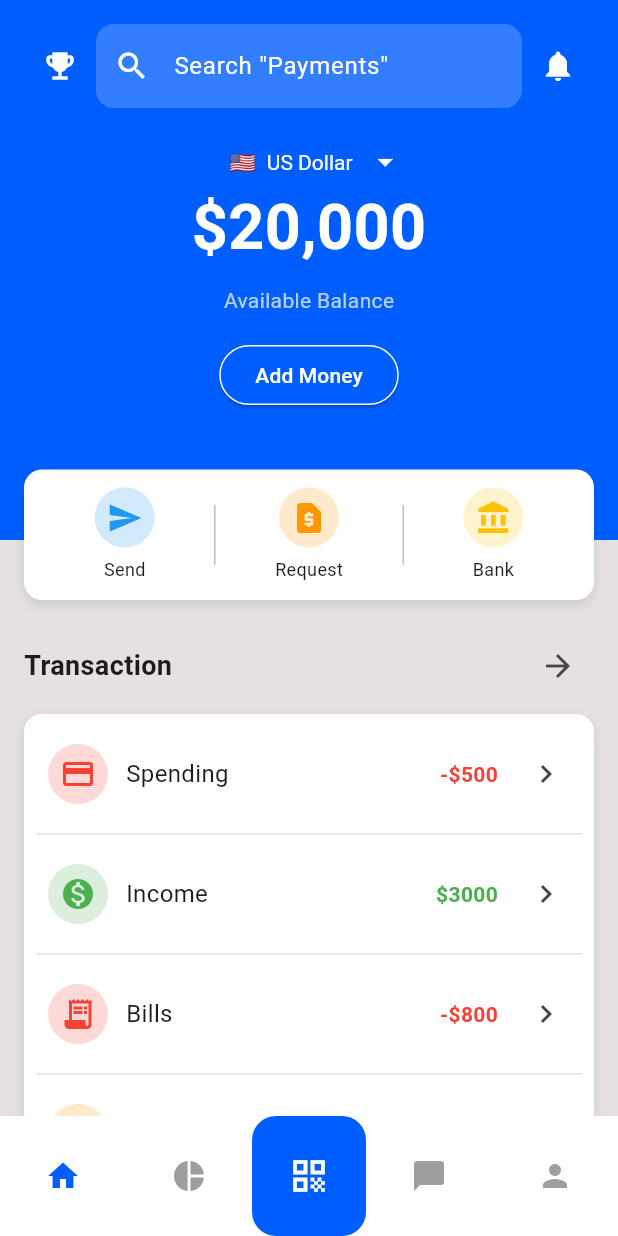
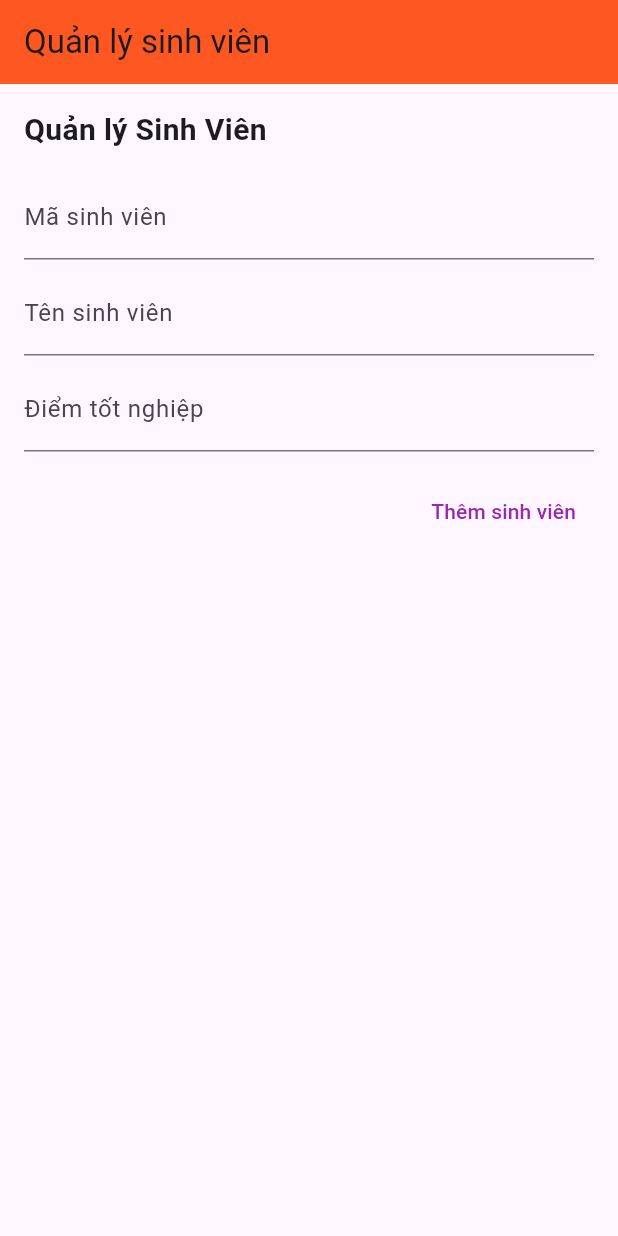
Before and after one commit to Chikamiri/DevMobileApp, a Flutter app: the screen it shows after launch, on a phone screen of 412 x 824 dp. Run offline on Flutter 3.47's test engine with Material 3 defaults, Android fonts, the phone set to English and light mode, and no system bars.

```diff
--- /dev/null
+++ b/lib/internal/internal_sinhvien.dart
@@ -0,0 +1,39 @@
+import 'package:flutter/material.dart';
+
+class Sinhvien {
+  final String maSinhvien;
+  final String tenSinhvien;
+  final double diemTotnghiep;
+
+  Sinhvien({
+    required this.maSinhvien,
+    required this.tenSinhvien,
+    required this.diemTotnghiep,
+  });
+}
+
+class InternalSinhvien {
+  void checkEmpty(
+    String ma,
+    String ten,
+    String diemText,
+    BuildContext context,
+  ) {
+    if (ma.isEmpty || ten.isEmpty || diemText.isEmpty) {
+      ScaffoldMessenger.of(
+        context,
+      ).showSnackBar(const SnackBar(content: Text('Không được để trống!')));
+      return;
+    }
+  }
+
+  void checkDiem(String diemText, BuildContext context) {
+    final diem = double.tryParse(diemText);
+    if (diem == null || diem < 0 || diem > 10) {
+      ScaffoldMessenger.of(context).showSnackBar(
+        const SnackBar(content: Text('Điểm phải là số từ 0 đến 10!')),
+      );
+      return;
+    }
+  }
+}
--- /dev/null
+++ b/lib/internal/internal_student_management.dart
@@ -0,0 +1,145 @@
+import 'package:flutter/material.dart';
+import 'internal_sinhvien.dart';
+
+class _InternalStudentManagermentState
+    extends State<InternalStudentManagerment> {
+  final TextEditingController _maController = TextEditingController();
+  final TextEditingController _tenController = TextEditingController();
+  final TextEditingController _diemController = TextEditingController();
+
+  final List<Sinhvien> _sinhvienList = [];
+
+  Widget _buildInputFields() {
+    return Column(
+      children: [
+        TextField(
+          controller: _maController,
+          decoration: const InputDecoration(
+            border: UnderlineInputBorder(),
+            labelText: 'Mã sinh viên',
+          ),
+        ),
+        const SizedBox(height: 8),
+        TextField(
+          controller: _tenController,
+          decoration: const InputDecoration(
+            border: UnderlineInputBorder(),
+            labelText: 'Tên sinh viên',
+          ),
+        ),
+        const SizedBox(height: 8),
+        TextField(
+          controller: _diemController,
+          keyboardType: TextInputType.number,
+          decoration: const InputDecoration(
+            border: UnderlineInputBorder(),
+            labelText: 'Điểm tốt nghiệp',
+          ),
+        ),
+      ],
+    );
+  }
+
+  void _addSinhvien() {
+    final ma = _maController.text.trim();
+    final ten = _tenController.text.trim();
+    final diemText = _diemController.text.trim();
+
+    InternalSinhvien().checkEmpty(ma, ten, diemText, context);
+    InternalSinhvien().checkDiem(diemText, context);
+
+    final diem = double.tryParse(diemText);
+    setState(() {
+      _sinhvienList.add(
+        Sinhvien(maSinhvien: ma, tenSinhvien: ten, diemTotnghiep: diem!),
+      );
+      _maController.clear();
+      _tenController.clear();
+      _diemController.clear();
+    });
+  }
+
+  @override
+  Widget build(BuildContext context) {
+    return Column(
+      crossAxisAlignment: CrossAxisAlignment.start,
+      children: [
+        const Padding(
+          padding: EdgeInsets.fromLTRB(16, 16, 16, 8),
+          child: Text(
+            'Quản lý Sinh Viên',
+            style: TextStyle(fontSize: 20, fontWeight: FontWeight.bold),
+          ),
+        ),
+
+        Padding(
+          padding: const EdgeInsets.symmetric(horizontal: 16, vertical: 8),
+          child: _buildInputFields(),
+        ),
+
+        Padding(
+          padding: const EdgeInsets.symmetric(horizontal: 16, vertical: 8),
+          child: Row(
+            mainAxisAlignment: MainAxisAlignment.end,
+            children: [
+              TextButton(
+                onPressed: _addSinhvien,
+                child: const Text(
+                  'Thêm sinh viên',
+                  style: TextStyle(color: Colors.purple),
+                ),
+              ),
+            ],
+          ),
+        ),
+
+        Expanded(
+          child: ListView.builder(
+            itemCount: _sinhvienList.length,
+            itemBuilder: (context, index) {
+              final sv = _sinhvienList[index];
+              return Card(
+                margin: const EdgeInsets.symmetric(horizontal: 12, vertical: 6),
+                shape: RoundedRectangleBorder(
+                  borderRadius: BorderRadius.circular(10),
+                ),
+                child: ListTile(
+                  leading: Container(
+                    width: 50,
+                    height: 50,
+                    alignment: Alignment.center,
+                    decoration: BoxDecoration(
+                      border: Border.all(color: Colors.purple, width: 2),
+                      borderRadius: BorderRadius.circular(8),
+                    ),
+                    child: Text(
+                      sv.diemTotnghiep.toString(),
+                      style: const TextStyle(
+                        fontSize: 18,
+                        fontWeight: FontWeight.bold,
+                        color: Colors.purple,
+                      ),
+                    ),
+                  ),
+                  title: Text(
+                    '${sv.maSinhvien} - ${sv.tenSinhvien}',
+                    style: const TextStyle(fontWeight: FontWeight.bold),
+                  ),
+                  subtitle: const Text("2000-01-01 00:00:00.000 (Placeholder)"),
+                ),
+              );
+            },
+          ),
+        ),
+      ],
+    );
+  }
+}
+
+class InternalStudentManagerment extends StatefulWidget {
+  const InternalStudentManagerment({super.key});
+
+  @override
+  State<InternalStudentManagerment> createState() =>
+      _InternalStudentManagermentState();
+}
--- a/lib/main.dart
+++ b/lib/main.dart
@@ -1,8 +1,9 @@
 import 'package:flutter/material.dart';
 
 //import 'card_practice.dart';
-import 'stateful_practice.dart';
+//import 'stateful_practice.dart';
 //import 'house_info.dart';
+import 'student_managerment.dart';
 
 void main() {
   runApp(
@@ -11,7 +12,7 @@ void main() {
       home: SafeArea(
         child: Scaffold(
           //   ),
-          body: Bank(),
+          body: StudentManagerment(),
         ),
       ),
     ),
--- /dev/null
+++ b/lib/student_managerment.dart
@@ -0,0 +1,17 @@
+import 'package:flutter/material.dart';
+import 'internal/internal_student_management.dart';
+
+class StudentManagerment extends StatelessWidget {
+  const StudentManagerment({super.key});
+
+  @override
+  Widget build(BuildContext context) {
+    return Scaffold(
+      appBar: AppBar(
+        title: const Text('Quản lý sinh viên'),
+        backgroundColor: Colors.deepOrange,
+      ),
+      body: const InternalStudentManagerment(),
+    );
+  }
+}
```
Also changed, not shown: lib/learn/appbar_handler.dart (renamed from lib/appbar_handler.dart), lib/learn/card_practice.dart (renamed from lib/card_practice.dart), lib/learn/house_info.dart (renamed from lib/house_info.dart), lib/learn/show_text_practice.dart (renamed from lib/show_text_practice.dart), lib/learn/stateful_practice.dart (renamed from lib/stateful_practice.dart), pubspec.lock.
